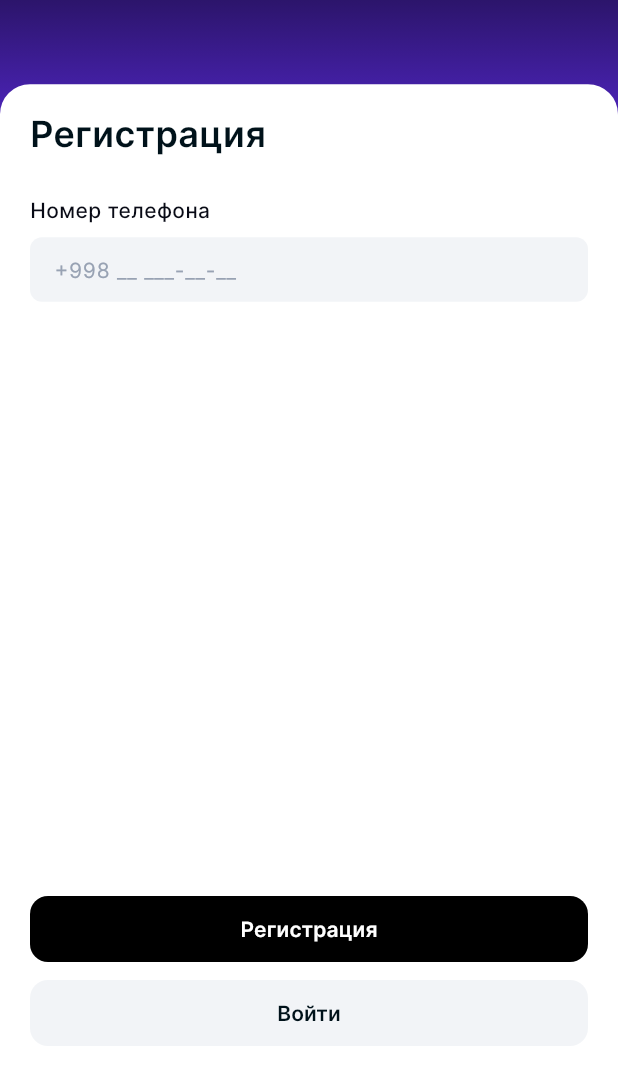
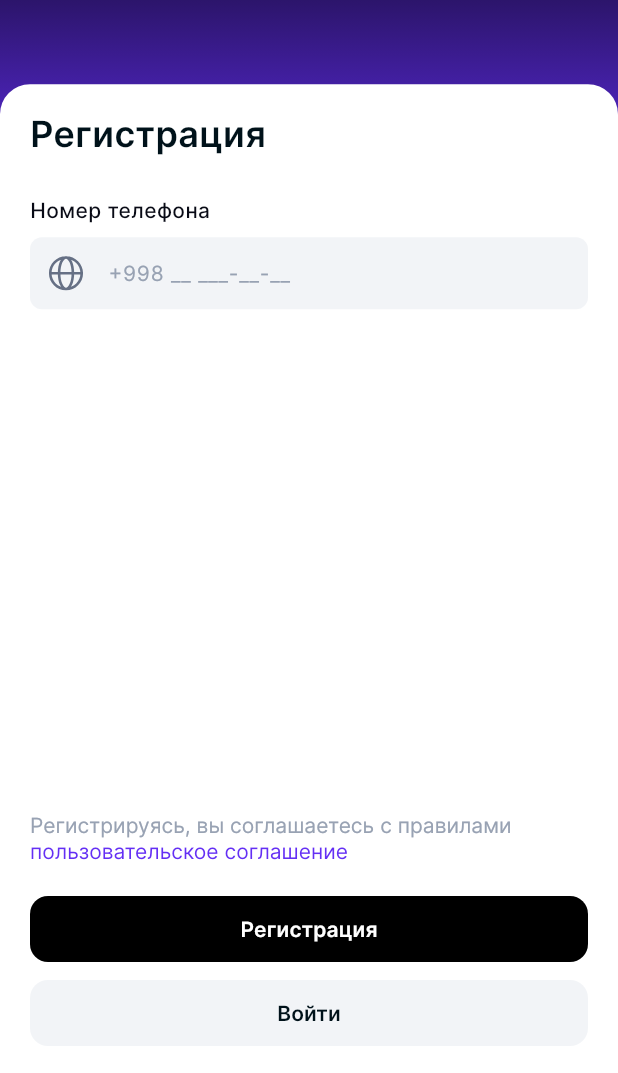
Before and after one commit to MCoDevs-Company/vakilium, a Flutter app: the RegisterScreen screen opened by its route, on a phone screen of 412 x 824 dp, the part 163-1236 px from its top. Run offline on Flutter 3.47's test engine with Material 3 defaults, Android fonts, the phone set to English and light mode, and no system bars; our stand-ins replace bloc, equatable, flutter_bloc, flutter_svg, get_it, go_router and 3 more; missing offline and left inert: encrypt, thunder; accounts and stored records are empty.

Commit message:
feat(auth): add globus icon to AppTextField and enhance input actions
- Introduce globus SVG asset in assets generator for use in input fields
- Update AppTextField to support textInputAction and prefixIcon properties
- Integrate globus icon as a prefix in phone number input fields on both login and registration screens
- Adjust textInputAction for better user experience in input navigation

```diff
--- a/lib/src/common/constant/gen/assets.gen.dart
+++ b/lib/src/common/constant/gen/assets.gen.dart
@@ -17,6 +17,9 @@ import 'package:vector_graphics/vector_graphics.dart' as _vg;
 class $AssetsIconsGen {
   const $AssetsIconsGen();
 
+  /// File path: assets/icons/globus.svg
+  SvgGenImage get globus => const SvgGenImage('assets/icons/globus.svg');
+
   /// File path: assets/icons/logo.svg
   SvgGenImage get logo => const SvgGenImage('assets/icons/logo.svg');
 
@@ -27,7 +30,7 @@ class $AssetsIconsGen {
   SvgGenImage get visibilityOn => const SvgGenImage('assets/icons/visibility_on.svg');
 
   /// List of all assets
-  List<SvgGenImage> get values => [logo, visibilityOff, visibilityOn];
+  List<SvgGenImage> get values => [globus, logo, visibilityOff, visibilityOn];
 }
 
 class $AssetsImagesGen {
--- a/lib/src/common/widgets/app_text_field.dart
+++ b/lib/src/common/widgets/app_text_field.dart
@@ -13,6 +13,8 @@ class AppTextField extends StatefulWidget {
     this.hintText,
     this.inputFormatter,
     this.keyboardType,
+    this.textInputAction,
+    this.prefixIcon,
   });
 
   final String? label;
@@ -21,6 +23,8 @@ class AppTextField extends StatefulWidget {
   final TextInputFormatter? inputFormatter;
   final TextInputType? keyboardType;
   final bool isPasswordField;
+  final TextInputAction? textInputAction;
+  final Widget? prefixIcon;
 
   @override
   State<AppTextField> createState() => _AppTextFieldState();
@@ -60,6 +64,7 @@ class _AppTextFieldState extends State<AppTextField> {
             _ => null,
           },
           keyboardType: widget.keyboardType,
+          textInputAction: widget.textInputAction,
           decoration: InputDecoration(
             // Padding
             isDense: true,
@@ -87,6 +92,8 @@ class _AppTextFieldState extends State<AppTextField> {
               false => null,
             },
 
+            prefixIcon: widget.prefixIcon,
+
             // Borders
             border: _getBorder(),
             enabledBorder: _getBorder(),
--- a/lib/src/feature/auth/login/screens/login_screen.dart
+++ b/lib/src/feature/auth/login/screens/login_screen.dart
@@ -1,6 +1,7 @@
 import 'package:flutter/material.dart';
 import 'package:go_router/go_router.dart';
 import 'package:mask_text_input_formatter/mask_text_input_formatter.dart';
+import 'package:vakilium/src/common/constant/gen/assets.gen.dart';
 import 'package:vakilium/src/common/extension/context_extension.dart';
 import 'package:vakilium/src/common/router/router.dart';
 import 'package:vakilium/src/common/util/dimension.dart';
@@ -34,11 +35,16 @@ class _LoginScreenState extends LoginController {
                       Text(context.l10n.loginTitle, style: context.textTheme.interW600s24),
                       Dimension.hBox24,
                       AppTextField(
+                        prefixIcon: Padding(
+                          padding: Dimension.pH10,
+                          child: Assets.icons.globus.svg(height: 24, width: 24),
+                        ),
                         label: context.l10n.phoneNumber,
                         controller: phoneNumberController,
                         hintText: "+998 __ ___-__-__",
                         inputFormatter: MaskTextInputFormatter(mask: '+998 ## ###-##-##'),
                         keyboardType: TextInputType.phone,
+                        textInputAction: TextInputAction.next,
                       ),
                       Dimension.hBox16,
                       AppTextField(
--- a/lib/src/feature/auth/register/screens/register_screen.dart
+++ b/lib/src/feature/auth/register/screens/register_screen.dart
@@ -1,6 +1,8 @@
+import 'package:flutter/gestures.dart';
 import 'package:flutter/material.dart';
 import 'package:go_router/go_router.dart';
 import 'package:mask_text_input_formatter/mask_text_input_formatter.dart';
+import 'package:vakilium/src/common/constant/gen/assets.gen.dart';
 import 'package:vakilium/src/common/extension/context_extension.dart';
 import 'package:vakilium/src/common/router/router.dart';
 import 'package:vakilium/src/common/util/dimension.dart';
@@ -28,16 +30,39 @@ class RegisterScreen extends StatelessWidget {
                       Text(context.l10n.registerTitle, style: context.textTheme.interW600s24),
                       Dimension.hBox24,
                       AppTextField(
+                        prefixIcon: Padding(
+                          padding: Dimension.pH10,
+                          child: Assets.icons.globus.svg(height: 24, width: 24),
+                        ),
                         label: context.l10n.phoneNumber,
                         hintText: "+998 __ ___-__-__",
                         inputFormatter: MaskTextInputFormatter(mask: '+998 ## ###-##-##'),
                         keyboardType: TextInputType.phone,
+                        textInputAction: TextInputAction.done,
                       ),
                       Dimension.hBox16,
                     ],
                   ),
                 ),
               ),
+              Dimension.hBox8,
+              RichText(
+                text: TextSpan(
+                  text: "Регистрируясь, вы соглашаетесь с правилами ",
+                  style: context.textTheme.interW400s14.copyWith(color: context.color.hintText),
+                  children: [
+                    TextSpan(
+                      text: "пользовательское соглашение",
+                      style: context.textTheme.interW400s14.copyWith(color: context.color.primary),
+                      recognizer: TapGestureRecognizer()
+                        ..onTap = () {
+                          // TODO: Open user agreement
+                        },
+                    ),
+                  ],
+                ),
+              ),
+              Dimension.hBox20,
               AppButton(onPressed: () {}, title: context.l10n.registerTitle),
               Dimension.hBox8,
               AppButton(
```
Also changed, not shown: assets/icons/globus.svg (added).
